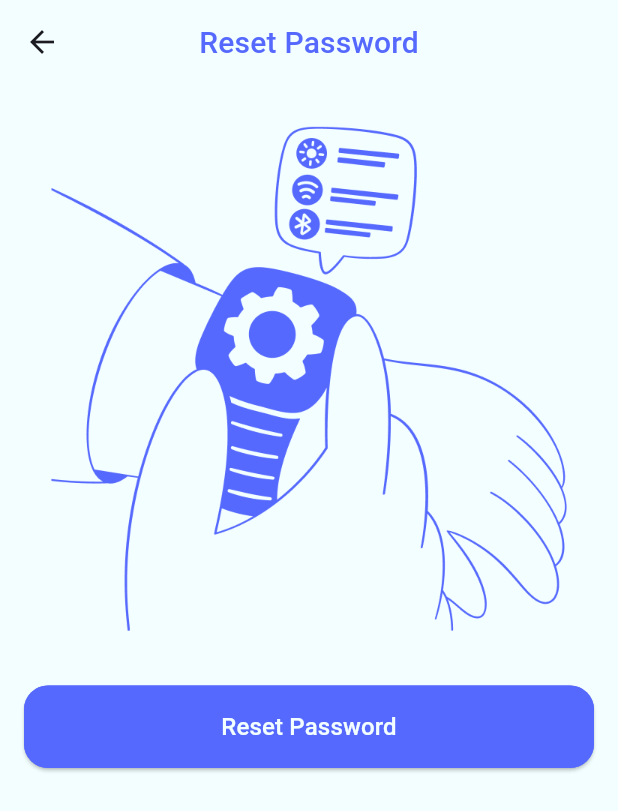
After one commit to mohammedkhattab2/evently, a Flutter app: the screen it shows after launch, after a tap on "Forget Password", on a phone screen of 412 x 824 dp. The commit adds this screen. Shown: the top 811 px of the screen. Run offline on Flutter 3.47's test engine with Material 3 defaults, Android fonts, the phone set to English and light mode, and no system bars.

Commit message:
finish register and resetpassword UI

```diff
--- a/lib/main.dart
+++ b/lib/main.dart
@@ -25,10 +25,9 @@ class MyApp extends StatelessWidget {
       ],
       supportedLocales: [
         Locale('en'), // English
-        Locale('es'), // Spanish
+        Locale('ar'), // Spanish
       ],
       home: Splash(),
-
     );
   }
 }
--- a/lib/ui/screens/login/login.dart
+++ b/lib/ui/screens/login/login.dart
@@ -1,6 +1,7 @@
 import 'package:evently/l10n/app_localizations.dart';
 import 'package:evently/ui/utills/appassets.dart';
 import 'package:evently/ui/utills/appcolor.dart';
+import 'package:evently/ui/utills/approuts.dart';
 import 'package:evently/ui/widgets/custom_botton.dart';
 import 'package:evently/ui/widgets/custom_text_field.dart';
 import 'package:flutter/material.dart';
@@ -66,12 +67,17 @@ class _LoginState extends State<Login> {
     ),
   );
 
-  Widget buildForgetPasswordText(BuildContext context) => Text(
+  Widget buildForgetPasswordText(BuildContext context) => InkWell(
+    onTap: () {
+      Navigator.push(context, Approuts.resetPassword);
+    },
+    child: Text(
       l10n.forgetPassword,
       textAlign: TextAlign.end,
       style: Theme.of(context).textTheme.labelMedium!.copyWith(
         fontStyle: FontStyle.italic,
         decoration: TextDecoration.underline,
+      ),
     ),
   );
 
@@ -84,11 +90,15 @@ class _LoginState extends State<Login> {
         AppLocalizations.of(context)!.dontHaveAccount,
         style: Theme.of(context).textTheme.labelSmall,
       ),
-      Text(
+      InkWell(
+        onTap: () => Navigator.push(context, Approuts.register),
+        child: Text(
           AppLocalizations.of(context)!.createAccount,
+
           style: Theme.of(context).textTheme.labelMedium!.copyWith(
             fontStyle: FontStyle.italic,
             decoration: TextDecoration.underline,
+          ),
         ),
       ),
     ],
@@ -122,7 +132,7 @@ class _LoginState extends State<Login> {
         mainAxisSize: MainAxisSize.min,
         children: [
           Image.asset(Appassets.usaflag),
-          SizedBox(width: 4),
+          SizedBox(width: 20.81),
           Image.asset(Appassets.egFlag),
         ],
       ),
--- /dev/null
+++ b/lib/ui/screens/reset password/reset_password.dart
@@ -0,0 +1,37 @@
+import 'package:evently/ui/utills/appassets.dart';
+import 'package:evently/ui/widgets/custom_botton.dart';
+import 'package:flutter/material.dart';
+
+class ResetPassword extends StatelessWidget {
+  const ResetPassword({super.key});
+
+  @override
+  Widget build(BuildContext context) {
+    return Scaffold(
+      appBar: AppBar(
+        centerTitle: true,
+        backgroundColor: Colors.transparent,
+        title: Text(
+          "Reset Password",
+          style: Theme.of(context).textTheme.titleMedium,
+        ),
+      ),
+      body: Padding(
+        padding: const EdgeInsets.all(16),
+        child: Column(
+          children: [
+            buildResetPasswordImage(),
+            SizedBox(height: 24),
+            buildResetPasswordButton(),
+          ],
+        ),
+      ),
+    );
+  }
+
+  buildResetPasswordImage() => Image.asset(Appassets.resetPasswordImage);
+
+  buildResetPasswordButton() {
+    return CustomBotton(text: "Reset Password", onClick: () {});
+  }
+}
--- a/lib/ui/utills/appassets.dart
+++ b/lib/ui/utills/appassets.dart
@@ -6,4 +6,7 @@ abstract class Appassets {
   static const String icgoogle = "assets/image/ic_google.png";
   static const String egFlag = "assets/image/eg_flag.png";
   static const String usaflag = "assets/image/usa_flag.png";
+  static const String icName = "assets/image/ic_name.png";
+  static const String resetPasswordImage =
+      "assets/image/reset_password_image.png";
 }
--- a/lib/ui/utills/approuts.dart
+++ b/lib/ui/utills/approuts.dart
@@ -1,6 +1,7 @@
 import 'package:evently/ui/screens/home/home.dart';
 import 'package:evently/ui/screens/login/login.dart';
 import 'package:evently/ui/screens/register/register.dart';
+import 'package:evently/ui/screens/reset%20password/reset_password.dart';
 import 'package:flutter/material.dart';
 
 abstract final class Approuts {
@@ -15,4 +16,8 @@ abstract final class Approuts {
   static Route get register {
     return MaterialPageRoute(builder: (_) => const Register());
   }
+
+  static Route get resetPassword {
+    return MaterialPageRoute(builder: (_) => const ResetPassword());
+  }
 }
```
Also changed, not shown: lib/ui/screens/register/register.dart (+98 -2 lines), assets/image/2.0x/ic_name.png (added), assets/image/2.0x/reset_password_image.png (added), assets/image/3.0x/ic_name.png (added), assets/image/3.0x/reset_password_image.png (added), assets/image/ic_name.png (added), assets/image/reset_password_image.png (added). Lines whose indentation alone changed are shown as unchanged.
